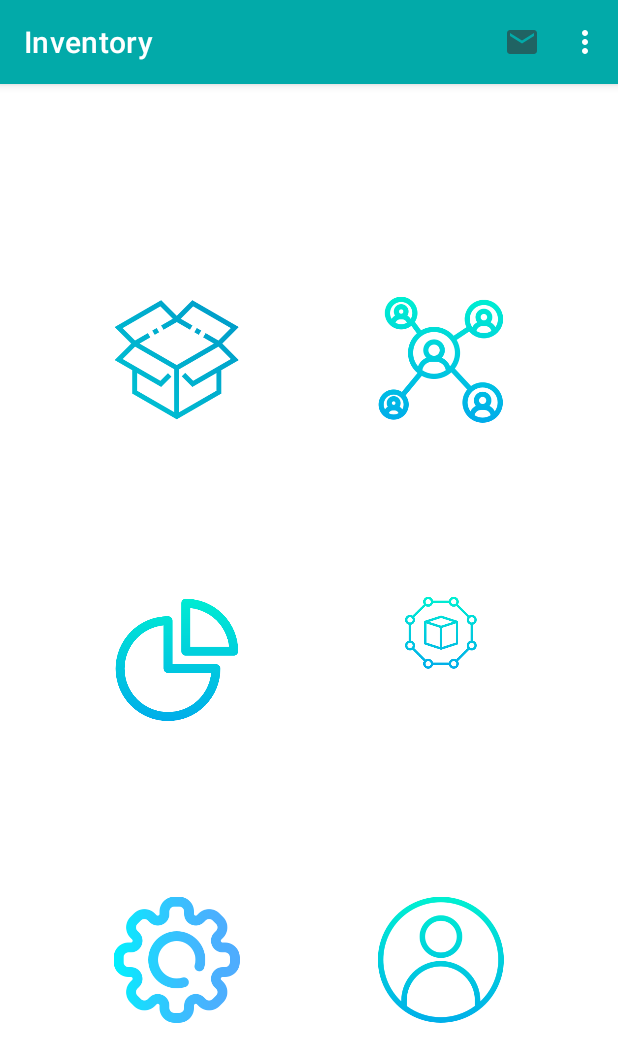
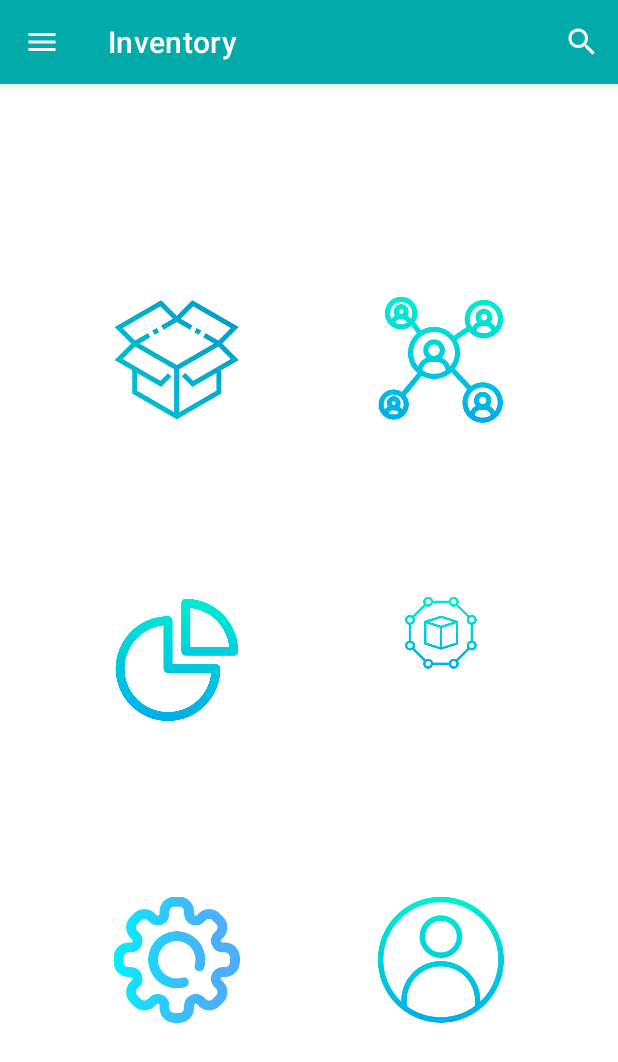
Before and after one commit to rafacarrasco11/Inventory, an Android app: the screen it shows after launch (MainActivity), on a phone screen of 412 x 824 dp. Shown: the top 1062 px of the screen. Run offline under Robolectric (Android 15) with nearby library versions, the phone set to English and light mode, and no system bars.

Commit message:
COMMIT 11/1/22

```diff
--- a/app/src/main/AndroidManifest.xml
+++ b/app/src/main/AndroidManifest.xml
@@ -12,10 +12,10 @@
         android:theme="@style/Theme.Inventory">
         <activity
             android:name=".ui.MainActivity"
-            android:exported="true" >
+            android:exported="true"
+            android:theme="@style/Theme.Inventory.NoActionBar">
             <intent-filter>
                 <action android:name="android.intent.action.MAIN" />
-
                 <category android:name="android.intent.category.LAUNCHER" />
             </intent-filter>
         </activity>
--- a/app/src/main/java/com/example/inventory/ui/MainActivity.java
+++ b/app/src/main/java/com/example/inventory/ui/MainActivity.java
@@ -2,11 +2,19 @@ package com.example.inventory.ui;
 
 import androidx.annotation.NonNull;
 import androidx.appcompat.app.AppCompatActivity;
+import androidx.core.graphics.drawable.RoundedBitmapDrawable;
+import androidx.core.graphics.drawable.RoundedBitmapDrawableFactory;
+import androidx.core.view.GravityCompat;
 
+import android.graphics.Bitmap;
+import android.graphics.drawable.BitmapDrawable;
+import android.graphics.drawable.Drawable;
 import android.os.Bundle;
+import android.view.Gravity;
 import android.view.Menu;
 import android.view.MenuInflater;
 import android.view.MenuItem;
+import android.widget.ImageView;
 import android.widget.Toast;
 
 import com.example.inventory.R;
@@ -20,28 +28,31 @@ public class MainActivity extends AppCompatActivity {
     protected void onCreate(Bundle savedInstanceState) {
         super.onCreate(savedInstanceState);
         binding = ActivityMainBinding.inflate(getLayoutInflater());
+        setSupportActionBar(binding.include.toolbar);
         setContentView(binding.getRoot());
 
+        setHeaderRoundImage();
+
+        // Personalizar navigation drawer
+        getSupportActionBar().setHomeAsUpIndicator(R.drawable.ic_action_menu);
+        getSupportActionBar().setDisplayHomeAsUpEnabled(true);
     }
 
     @Override
     public boolean onCreateOptionsMenu(Menu menu) {
         MenuInflater menuInflater = getMenuInflater();
-        menuInflater.inflate(R.menu.activity_menu, menu);
+        menuInflater.inflate(R.menu.content_menu, menu);
         return super.onCreateOptionsMenu(menu);
     }
 
     @Override
     public boolean onOptionsItemSelected(@NonNull MenuItem item) {
         switch (item.getItemId()){
-            case R.id.action_aboutus:
-                Toast.makeText(this, "Se ha pulsado aboutUs", Toast.LENGTH_LONG).show();
-                return true;
             case R.id.action_search:
                 Toast.makeText(this, "Se ha pulsado buscar", Toast.LENGTH_LONG).show();
                 return true;
-            case R.id.action_settings:
-                Toast.makeText(this, "Se ha pulsado settings", Toast.LENGTH_LONG).show();
+            case R.id.home:
+                binding.drawerLayout.openDrawer(GravityCompat.START);
                 return true;
             default:
                 //Si los fragment modifican el menu de la activity se devuelve false
@@ -49,4 +60,20 @@ public class MainActivity extends AppCompatActivity {
         }
         // return super.onOptionsItemSelected(item);
     }
+
+    private void setHeaderRoundImage() {
+        ImageView img = ((ImageView)binding.navigationView.getHeaderView(0).findViewById(R.id.imvProfile_header));
+
+        Drawable originalDrawable = getResources().getDrawable(R.drawable.ic_google);
+        Bitmap originalBitmap = ((BitmapDrawable) originalDrawable).getBitmap();
+
+        //creamos el drawable redondeado
+        RoundedBitmapDrawable roundedDrawable = RoundedBitmapDrawableFactory.create(getResources(), originalBitmap);
+
+        //asignamos el CornerRadius
+        roundedDrawable.setCornerRadius(originalBitmap.getHeight());
+
+        img.setImageDrawable(roundedDrawable);
+    }
+
 }
--- /dev/null
+++ b/app/src/main/res/drawable/ic_action_ab_us.xml
@@ -0,0 +1,10 @@
+<vector xmlns:android="http://schemas.android.com/apk/res/android"
+    android:width="24dp"
+    android:height="24dp"
+    android:viewportWidth="24"
+    android:viewportHeight="24"
+    android:tint="?attr/colorControlNormal">
+  <path
+      android:fillColor="@android:color/white"
+      android:pathData="M16.5,13c-1.2,0 -3.07,0.34 -4.5,1 -1.43,-0.67 -3.3,-1 -4.5,-1C5.33,13 1,14.08 1,16.25L1,19h22v-2.75c0,-2.17 -4.33,-3.25 -6.5,-3.25zM12.5,17.5h-10v-1.25c0,-0.54 2.56,-1.75 5,-1.75s5,1.21 5,1.75v1.25zM21.5,17.5L14,17.5v-1.25c0,-0.46 -0.2,-0.86 -0.52,-1.22 0.88,-0.3 1.96,-0.53 3.02,-0.53 2.44,0 5,1.21 5,1.75v1.25zM7.5,12c1.93,0 3.5,-1.57 3.5,-3.5S9.43,5 7.5,5 4,6.57 4,8.5 5.57,12 7.5,12zM7.5,6.5c1.1,0 2,0.9 2,2s-0.9,2 -2,2 -2,-0.9 -2,-2 0.9,-2 2,-2zM16.5,12c1.93,0 3.5,-1.57 3.5,-3.5S18.43,5 16.5,5 13,6.57 13,8.5s1.57,3.5 3.5,3.5zM16.5,6.5c1.1,0 2,0.9 2,2s-0.9,2 -2,2 -2,-0.9 -2,-2 0.9,-2 2,-2z"/>
+</vector>
--- /dev/null
+++ b/app/src/main/res/drawable/ic_action_menu.xml
@@ -0,0 +1,10 @@
+<vector xmlns:android="http://schemas.android.com/apk/res/android"
+    android:width="24dp"
+    android:height="24dp"
+    android:viewportWidth="24"
+    android:viewportHeight="24"
+    android:tint="?attr/colorControlNormal">
+  <path
+      android:fillColor="@android:color/white"
+      android:pathData="M3,18h18v-2L3,16v2zM3,13h18v-2L3,11v2zM3,6v2h18L21,6L3,6z"/>
+</vector>
--- /dev/null
+++ b/app/src/main/res/drawable/ic_action_search.xml
@@ -0,0 +1,10 @@
+<vector xmlns:android="http://schemas.android.com/apk/res/android"
+    android:width="24dp"
+    android:height="24dp"
+    android:viewportWidth="24"
+    android:viewportHeight="24"
+    android:tint="?attr/colorControlNormal">
+  <path
+      android:fillColor="@android:color/white"
+      android:pathData="M15.5,14h-0.79l-0.28,-0.27C15.41,12.59 16,11.11 16,9.5 16,5.91 13.09,3 9.5,3S3,5.91 3,9.5 5.91,16 9.5,16c1.61,0 3.09,-0.59 4.23,-1.57l0.27,0.28v0.79l5,4.99L20.49,19l-4.99,-5zM9.5,14C7.01,14 5,11.99 5,9.5S7.01,5 9.5,5 14,7.01 14,9.5 11.99,14 9.5,14z"/>
+</vector>
--- /dev/null
+++ b/app/src/main/res/drawable/ic_action_settings.xml
@@ -0,0 +1,10 @@
+<vector xmlns:android="http://schemas.android.com/apk/res/android"
+    android:width="24dp"
+    android:height="24dp"
+    android:viewportWidth="24"
+    android:viewportHeight="24"
+    android:tint="?attr/colorControlNormal">
+  <path
+      android:fillColor="@android:color/white"
+      android:pathData="M19.14,12.94c0.04,-0.3 0.06,-0.61 0.06,-0.94c0,-0.32 -0.02,-0.64 -0.07,-0.94l2.03,-1.58c0.18,-0.14 0.23,-0.41 0.12,-0.61l-1.92,-3.32c-0.12,-0.22 -0.37,-0.29 -0.59,-0.22l-2.39,0.96c-0.5,-0.38 -1.03,-0.7 -1.62,-0.94L14.4,2.81c-0.04,-0.24 -0.24,-0.41 -0.48,-0.41h-3.84c-0.24,0 -0.43,0.17 -0.47,0.41L9.25,5.35C8.66,5.59 8.12,5.92 7.63,6.29L5.24,5.33c-0.22,-0.08 -0.47,0 -0.59,0.22L2.74,8.87C2.62,9.08 2.66,9.34 2.86,9.48l2.03,1.58C4.84,11.36 4.8,11.69 4.8,12s0.02,0.64 0.07,0.94l-2.03,1.58c-0.18,0.14 -0.23,0.41 -0.12,0.61l1.92,3.32c0.12,0.22 0.37,0.29 0.59,0.22l2.39,-0.96c0.5,0.38 1.03,0.7 1.62,0.94l0.36,2.54c0.05,0.24 0.24,0.41 0.48,0.41h3.84c0.24,0 0.44,-0.17 0.47,-0.41l0.36,-2.54c0.59,-0.24 1.13,-0.56 1.62,-0.94l2.39,0.96c0.22,0.08 0.47,0 0.59,-0.22l1.92,-3.32c0.12,-0.22 0.07,-0.47 -0.12,-0.61L19.14,12.94zM12,15.6c-1.98,0 -3.6,-1.62 -3.6,-3.6s1.62,-3.6 3.6,-3.6s3.6,1.62 3.6,3.6S13.98,15.6 12,15.6z"/>
+</vector>
--- a/app/src/main/res/drawable/shape_texinputlayout.xml
+++ b/app/src/main/res/drawable/shape_texinputlayout.xml
@@ -4,7 +4,7 @@
         android:width="1dp"
         android:color="@color/colorSecondary" />
     <corners
-        android:radius="10dp"
+        android:radius="1000dp"
         />
     <padding
         android:left="10dp"
--- /dev/null
+++ b/app/src/main/res/layout/activity_content.xml
@@ -0,0 +1,34 @@
+<?xml version="1.0" encoding="utf-8"?>
+<LinearLayout
+    xmlns:android="http://schemas.android.com/apk/res/android"
+    xmlns:app="http://schemas.android.com/apk/res-auto"
+    android:layout_width="match_parent"
+    android:layout_height="match_parent"
+    android:orientation="vertical"
+    android:fitsSystemWindows="true">
+
+    <com.google.android.material.appbar.AppBarLayout
+        android:layout_width="match_parent"
+        android:layout_height="wrap_content">
+
+        <androidx.appcompat.widget.Toolbar
+            android:id="@+id/toolbar"
+            android:layout_width="match_parent"
+            android:layout_height="wrap_content"
+            android:elevation="@dimen/toolbar_main_elevation"
+            android:minHeight="?attr/actionBarSize"
+            android:theme="@style/ThemeOverlay.AppCompat.Dark.ActionBar"
+            app:popupTheme="@style/ThemeOverlay.AppCompat.Light">
+
+        </androidx.appcompat.widget.Toolbar>
+    </com.google.android.material.appbar.AppBarLayout>
+
+    <androidx.fragment.app.FragmentContainerView
+        android:id="@+id/nav_host_fragment"
+        android:name="androidx.navigation.fragment.NavHostFragment"
+        android:layout_width="match_parent"
+        android:layout_height="match_parent"
+        app:defaultNavHost="true"
+        app:navGraph="@navigation/nav_graph" />
+
+</LinearLayout>
--- a/app/src/main/res/layout/activity_main.xml
+++ b/app/src/main/res/layout/activity_main.xml
@@ -1,18 +1,23 @@
 <?xml version="1.0" encoding="utf-8"?>
-<androidx.constraintlayout.widget.ConstraintLayout xmlns:android="http://schemas.android.com/apk/res/android"
+<androidx.drawerlayout.widget.DrawerLayout xmlns:android="http://schemas.android.com/apk/res/android"
+    android:layout_width="match_parent"
+    android:layout_height="match_parent"
     xmlns:app="http://schemas.android.com/apk/res-auto"
     xmlns:tools="http://schemas.android.com/tools"
-    android:layout_width="match_parent"
-    android:layout_height="match_parent"
-    tools:context=".ui.MainActivity"
-    android:theme="@style/Theme.Inventory.NoActionBar">
+    tools:openDrawer="end"
+    android:fitsSystemWindows="true"
+    android:id="@+id/drawerLayout"
+    >
 
-    <androidx.fragment.app.FragmentContainerView
-        android:name="androidx.navigation.fragment.NavHostFragment"
-        android:id="@+id/nav_host_fragment"
-        android:layout_width="match_parent"
+    <include layout="@layout/activity_content" android:id="@+id/include"/>
+
+    <com.google.android.material.navigation.NavigationView
+        android:id="@+id/navigationView"
+        android:layout_width="wrap_content"
         android:layout_height="match_parent"
-        app:defaultNavHost="true"
-        app:navGraph="@navigation/nav_graph" />
+        app:menu="@menu/activity_menu"
+        android:layout_gravity="start"
+        app:headerLayout="@layout/menu_header"
+        />
 
-</androidx.constraintlayout.widget.ConstraintLayout>
+</androidx.drawerlayout.widget.DrawerLayout>
--- a/app/src/main/res/menu/activity_menu.xml
+++ b/app/src/main/res/menu/activity_menu.xml
@@ -2,17 +2,37 @@
 <menu xmlns:android="http://schemas.android.com/apk/res/android"
     xmlns:app="http://schemas.android.com/apk/res-auto">
 
-    <item android:title="@string/action_search"
-        android:id="@+id/action_search"
-        app:showAsAction="always"
-        android:icon="@drawable/ic_action_email"
-        android:orderInCategory="2"/>
+    <item android:title="@string/action_inventory"
+        android:id="@+id/action_inventory"
+        app:showAsAction="never"
+        android:orderInCategory="1"
+        android:icon="@drawable/ic_action_ab_us"/>
+    <item android:title="@string/action_dependency"
+        android:id="@+id/action_dependency"
+        app:showAsAction="never"
+        android:orderInCategory="2"
+        android:icon="@drawable/ic_action_ab_us"/>
+
+    <item android:title="@string/action_section"
+        android:id="@+id/action_section"
+        app:showAsAction="never"
+        android:orderInCategory="3"
+        android:icon="@drawable/ic_action_ab_us"/>
+
+    <item android:title="@string/action_product"
+        android:id="@+id/action_product"
+        app:showAsAction="never"
+        android:orderInCategory="4"
+        android:icon="@drawable/ic_action_ab_us"/>
+
     <item android:title="@string/acion_aboutus"
         android:id="@+id/action_aboutus"
         app:showAsAction="never"
-        android:orderInCategory="3"/>
+        android:orderInCategory="5"
+        android:icon="@drawable/ic_action_ab_us"/>
     <item android:title="@string/action_settings"
         app:showAsAction="never"
         android:id="@+id/action_settings"
-        android:orderInCategory="4"/>
+        android:orderInCategory="6"
+        android:icon="@drawable/ic_action_settings"/>
 </menu>
--- /dev/null
+++ b/app/src/main/res/menu/content_menu.xml
@@ -0,0 +1,10 @@
+<?xml version="1.0" encoding="utf-8"?>
+<menu xmlns:android="http://schemas.android.com/apk/res/android"
+    xmlns:app="http://schemas.android.com/apk/res-auto">
+
+    <item android:title="@string/action_search"
+        android:id="@+id/action_search"
+        app:showAsAction="always"
+        android:icon="@drawable/ic_action_search"
+        android:orderInCategory="1"/>
+</menu>
--- a/app/src/main/res/values/dimens.xml
+++ b/app/src/main/res/values/dimens.xml
@@ -21,4 +21,9 @@
     <dimen name="pB_signup_marginTop">50dp</dimen>
     <dimen name="imgvIcon_DependencyItem_marginLeft">20dp</dimen>
     <dimen name="depenIntem_imgvIcon_padding">5dp</dimen>
+    <dimen name="toolbar_main_elevation">4dp</dimen>
+    <dimen name="imvProfile_header_marginTop">35dp</dimen>
+    <dimen name="tvUser_header_marginTop">10dp</dimen>
+    <dimen name="tvUser_header_textSize">30sp</dimen>
+    <dimen name="tvEmail_header_textSize">20sp</dimen>
 </resources>
--- a/app/src/main/res/values/strings.xml
+++ b/app/src/main/res/values/strings.xml
@@ -59,4 +59,10 @@
     <string name="action_orderbydescrip_dependency">Ordenar por descripcion</string>
     <string name="undo">Deshacer</string>
     <string name="title_edit_ependency">Editar Dependencia</string>
+    <string name="tvUser">Usuario</string>
+    <string name="tvEmail">userusuario@gmail.com</string>
+    <string name="action_inventory">Inventario</string>
+    <string name="action_dependency">Dependencias</string>
+    <string name="action_section">Seccion</string>
+    <string name="action_product">Producto</string>
 </resources>
--- a/app/src/main/res/values/themes.xml
+++ b/app/src/main/res/values/themes.xml
@@ -12,6 +12,7 @@
         <!-- Status bar color. -->
         <item name="android:statusBarColor" tools:targetApi="l">?attr/colorPrimaryVariant</item>
         <!-- Customize your theme here. -->
+
     </style>
 
     <style name="Theme.Inventory.NoActionBar" parent="Theme.Inventory">
```
Also changed, not shown: app/src/main/res/drawable/shape_image_circle.xml (added, +9 -0 lines), app/src/main/res/layout/menu_header.xml (added, +52 -0 lines).
